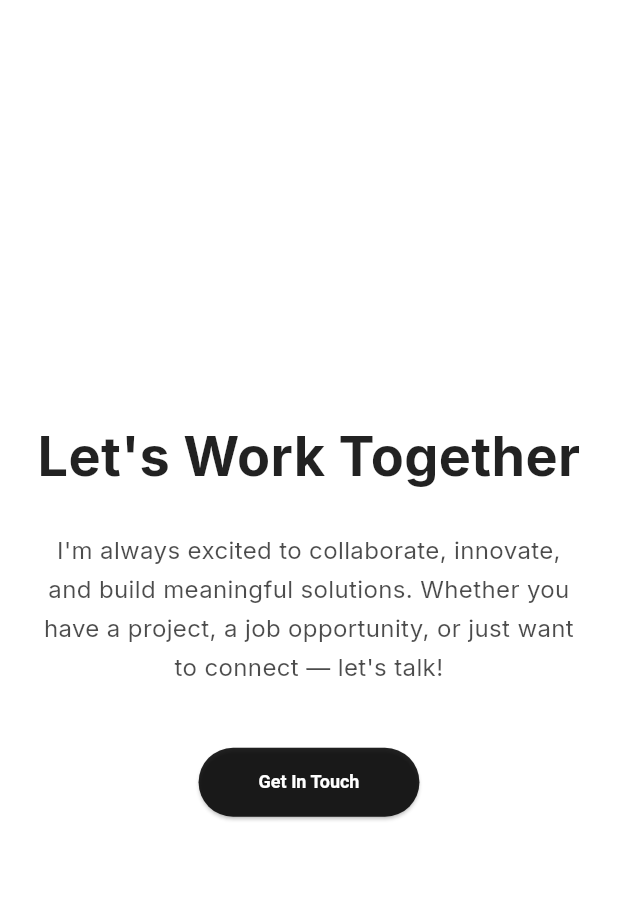
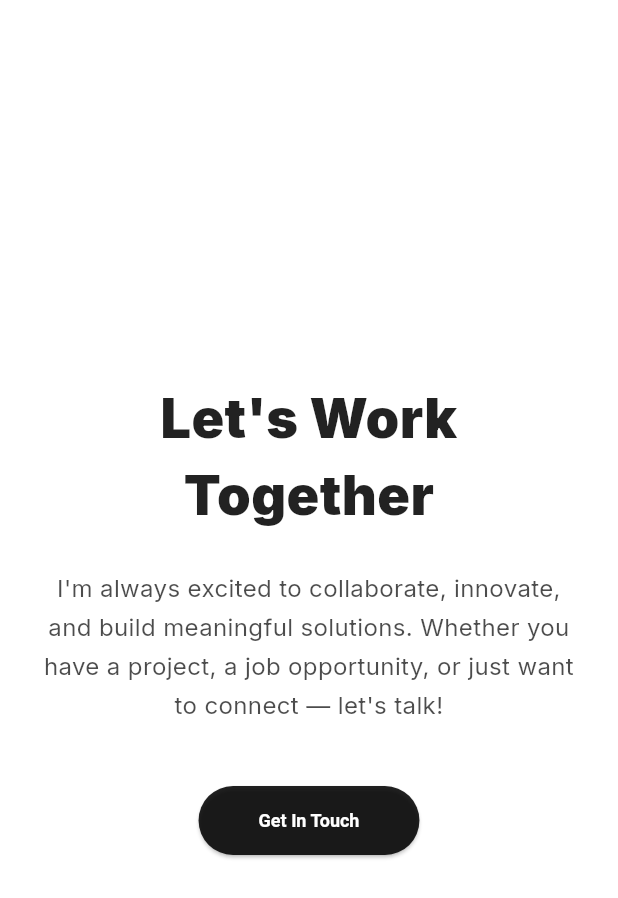
Before and after one commit to dimasaryamurdiyan/portfolio, a Flutter app: the LetsWorkTogetherSection widget shown alone on an empty page, opened directly with empty values, on a phone screen of 412 x 824 dp. Shown: the top 898 px of the screen. Run offline on Flutter 3.47's test engine with Material 3 defaults, Android fonts, the phone set to English and light mode, and no system bars; our stand-ins replace flutter_riverpod, flutter_svg, shared_preferences; accounts and stored records are empty.

Commit message:
style: Increase vertical padding and update font weight in LetsWorkTogetherSection for improved layout

```diff
--- a/lib/widgets/lets_work_together_section.dart
+++ b/lib/widgets/lets_work_together_section.dart
@@ -10,7 +10,7 @@ class LetsWorkTogetherSection extends StatelessWidget {
     final isLargeScreen = MediaQuery.of(context).size.width > 800;
 
     return Padding(
-      padding: const EdgeInsets.symmetric(vertical: 80.0, horizontal: 24),
+      padding: const EdgeInsets.symmetric(vertical: 120.0, horizontal: 24),
       child: Column(
         mainAxisAlignment: MainAxisAlignment.center,
         crossAxisAlignment: CrossAxisAlignment.center,
@@ -20,7 +20,7 @@ class LetsWorkTogetherSection extends StatelessWidget {
             textAlign: TextAlign.center,
             style: TextStyle(
               fontSize: isLargeScreen ? 48 : 36,
-              fontWeight: FontWeight.bold,
+              fontWeight: FontWeight.w900,
               color: Theme.of(context).colorScheme.onSurface,
             ),
           ),
```
